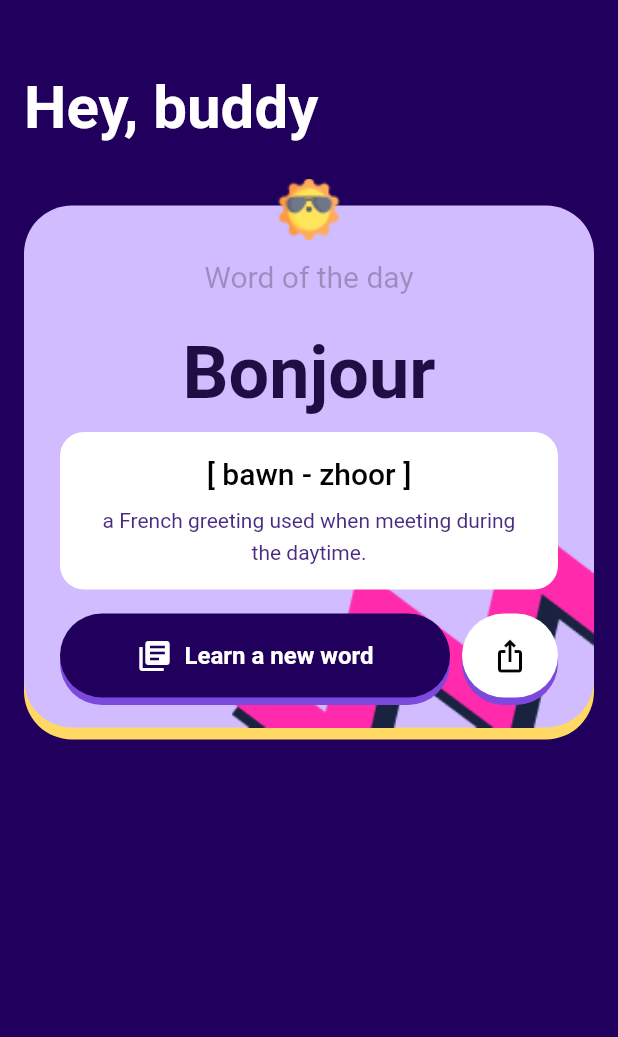
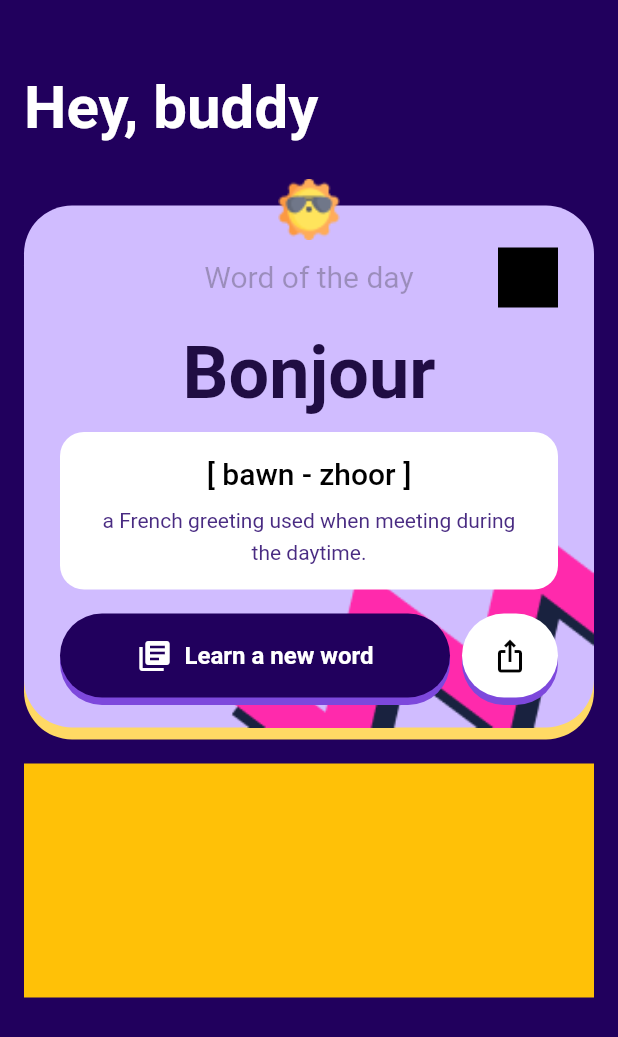
Before and after one commit to uxderrick/language_buddy, a Flutter app: the screen it shows after launch, on a phone screen of 412 x 824 dp. Shown: the top 1037 px of the screen. Run offline on Flutter 3.47's test engine with Material 2 defaults, Android fonts, the light colour scheme and no system bars; our stand-ins replace google_fonts; Roboto replaces fonts that are missing (Grandstander).

Commit message:
WOTD started with dropdown

```diff
--- a/lib/home.dart
+++ b/lib/home.dart
@@ -33,7 +33,7 @@ class Home extends StatelessWidget {
             Container(
               padding: const EdgeInsets.all(16),
               height: 156,
-              // color: Colors.amber,
+              color: Colors.amber,
             ),
           ],
         ),
--- a/lib/main.dart
+++ b/lib/main.dart
@@ -1,5 +1,4 @@
 import 'package:flutter/material.dart';
-import 'package:google_fonts/google_fonts.dart';
 import 'package:language_buddy/home.dart';
 
 void main() {
--- a/lib/wotd.dart
+++ b/lib/wotd.dart
@@ -39,10 +39,25 @@ class WordOfTheDay extends StatelessWidget {
                             ),
                           ),
                         ]),
-                    child: Image.asset(
-                      'images/zigzag.png',
-                      scale: 0.9,
-                      alignment: Alignment.bottomRight,
+                    child: Column(
+                      mainAxisAlignment: MainAxisAlignment.spaceBetween,
+                      crossAxisAlignment: CrossAxisAlignment.end,
+                      children: [
+                        Padding(
+                          padding: const EdgeInsets.only(right: 24, top: 28),
+                          //drowdown for languages
+                          child: Container(
+                            height: 40,
+                            width: 40,
+                            color: Colors.black,
+                          ),
+                        ),
+                        Image.asset(
+                          'images/zigzag.png',
+                          scale: 0.9,
+                          alignment: Alignment.bottomRight,
+                        ),
+                      ],
                     ),
                   ),
                 ),
@@ -79,7 +94,8 @@ class WordOfTheDay extends StatelessWidget {
                           borderRadius: BorderRadius.circular(16),
                         ),
                         child: Padding(
-                          padding: const EdgeInsets.all(16.0),
+                          padding: const EdgeInsets.symmetric(
+                              vertical: 16, horizontal: 24),
                           child: Column(
                             mainAxisAlignment: MainAxisAlignment.center,
                             children: [
@@ -94,8 +110,6 @@ class WordOfTheDay extends StatelessWidget {
                                 height: 8,
                               ),
                               SizedBox(
-                                width: 280,
-                                // height: 400,
                                 child: Text(
                                   'a French greeting used when meeting during the daytime.',
                                   style: GoogleFonts.grandstander(
```
